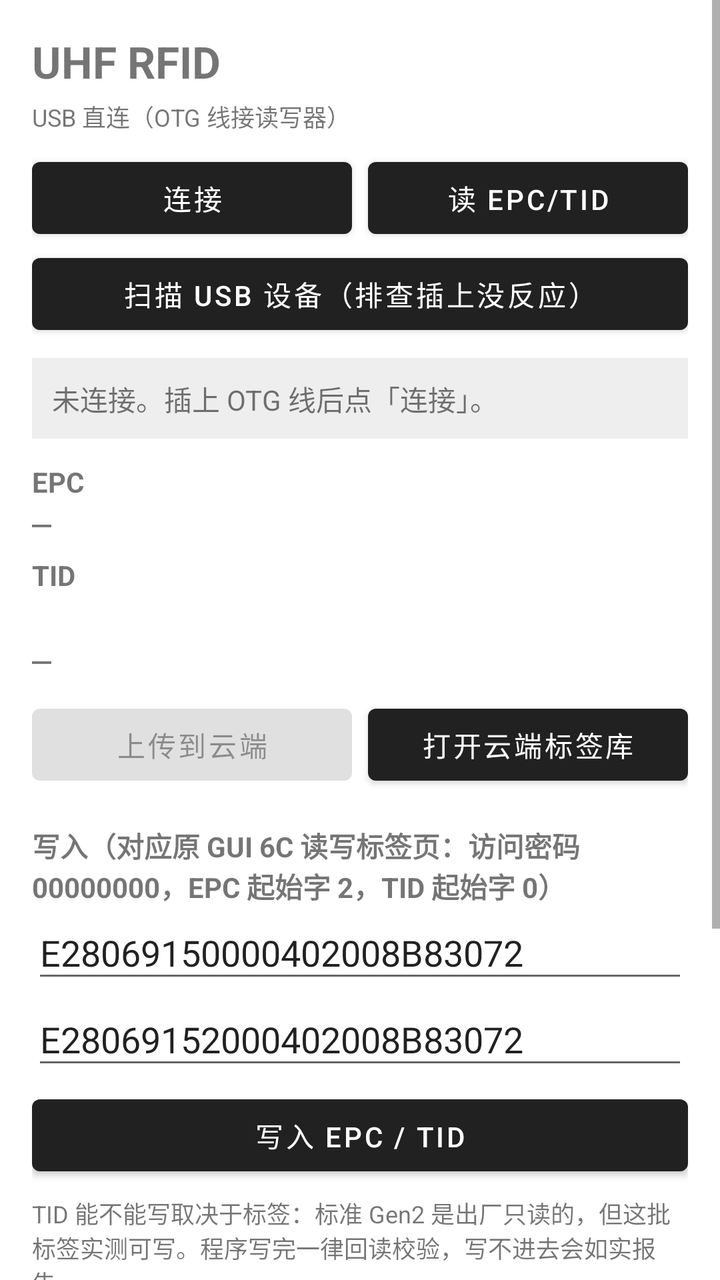
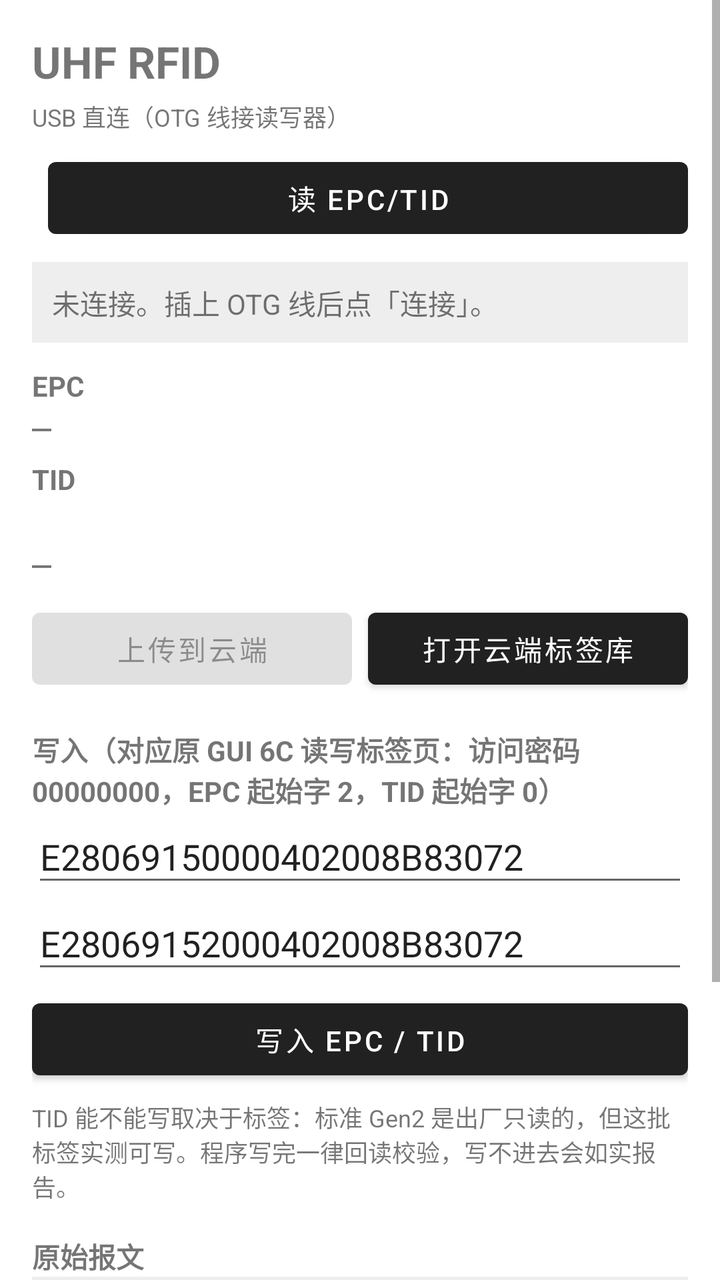

Two renders of the same Android screen: before a commit and after it. Below are the layout's source before the change and the commit's diff.
<!-- AndroidManifest.xml: application theme Theme.UhfRfid -->
<!-- res/layout/activity_main.xml -->
<?xml version="1.0" encoding="utf-8"?>
<ScrollView xmlns:android="http://schemas.android.com/apk/res/android"
    android:layout_width="match_parent"
    android:layout_height="match_parent"
    android:fillViewport="true"
    android:fitsSystemWindows="true">

    <LinearLayout
        android:layout_width="match_parent"
        android:layout_height="wrap_content"
        android:orientation="vertical"
        android:padding="16dp">

        <TextView
            android:id="@+id/titleText"
            android:layout_width="wrap_content"
            android:layout_height="wrap_content"
            android:text="@string/app_name"
            android:textSize="22sp"
            android:textStyle="bold" />

        <TextView
            android:layout_width="match_parent"
            android:layout_height="wrap_content"
            android:layout_marginTop="4dp"
            android:text="@string/mode_hint"
            android:textSize="12sp" />

        
        <LinearLayout
            android:layout_width="match_parent"
            android:layout_height="wrap_content"
            android:layout_marginTop="8dp"
            android:orientation="horizontal">

            <Button
                android:id="@+id/connectBtn"
                android:layout_width="0dp"
                android:layout_height="wrap_content"
                android:layout_weight="1"
                android:text="@string/connect" />

            <Button
                android:id="@+id/readBtn"
                android:layout_width="0dp"
                android:layout_height="wrap_content"
                android:layout_weight="1"
                android:layout_marginStart="8dp"
                android:text="@string/read" />
        </LinearLayout>

        <Button
            android:id="@+id/scanUsbBtn"
            android:layout_width="match_parent"
            android:layout_height="wrap_content"
            android:text="@string/scan_usb" />

        

        
        <TextView
            android:id="@+id/statusText"
            android:layout_width="match_parent"
            android:layout_height="wrap_content"
            android:layout_marginTop="8dp"
            android:background="#11000000"
            android:padding="10dp"
            android:text="@string/not_connected"
            android:textIsSelectable="true" />

        
        <TextView
            android:layout_width="wrap_content"
            android:layout_height="wrap_content"
            android:layout_marginTop="12dp"
            android:text="@string/epc"
            android:textStyle="bold" />

        <TextView
            android:id="@+id/epcText"
            android:layout_width="match_parent"
            android:layout_height="wrap_content"
            android:fontFamily="monospace"
            android:text="—"
            android:textIsSelectable="true"
            android:textSize="16sp" />

        <TextView
            android:layout_width="wrap_content"
            android:layout_height="wrap_content"
            android:layout_marginTop="6dp"
            android:text="@string/tid"
            android:textStyle="bold" />

        <TextView
            android:id="@+id/checkText"
            android:layout_width="match_parent"
            android:layout_height="wrap_content"
            android:layout_marginTop="4dp"
            android:textSize="13sp"
            android:textStyle="bold" />

        <TextView
            android:id="@+id/tidText"
            android:layout_width="match_parent"
            android:layout_height="wrap_content"
            android:fontFamily="monospace"
            android:text="—"
            android:textIsSelectable="true"
            android:textSize="16sp" />

        
        <LinearLayout
            android:id="@+id/hitCard"
            android:layout_width="match_parent"
            android:layout_height="wrap_content"
            android:layout_marginTop="10dp"
            android:background="@drawable/bg_card_hit"
            android:orientation="vertical"
            android:padding="14dp"
            android:visibility="gone">

            <TextView
                android:id="@+id/hitLabel"
                android:layout_width="wrap_content"
                android:layout_height="wrap_content"
                android:letterSpacing="0.08"
                android:text="@string/hit_label"
                android:textColor="#1565C0"
                android:textSize="12sp"
                android:textStyle="bold" />

            <TextView
                android:id="@+id/hitName"
                android:layout_width="match_parent"
                android:layout_height="wrap_content"
                android:layout_marginTop="2dp"
                android:textColor="#0D47A1"
                android:textSize="24sp"
                android:textStyle="bold" />

            <TextView
                android:id="@+id/hitSub"
                android:layout_width="match_parent"
                android:layout_height="wrap_content"
                android:layout_marginTop="4dp"
                android:fontFamily="monospace"
                android:textColor="#1565C0"
                android:textSize="13sp" />
        </LinearLayout>

        
        <LinearLayout
            android:id="@+id/resultCard"
            android:layout_width="match_parent"
            android:layout_height="wrap_content"
            android:layout_marginTop="10dp"
            android:background="@drawable/bg_card_ok"
            android:orientation="vertical"
            android:padding="14dp"
            android:visibility="gone">

            <TextView
                android:id="@+id/resultTitle"
                android:layout_width="match_parent"
                android:layout_height="wrap_content"
                android:textSize="20sp"
                android:textStyle="bold" />

            <TextView
                android:id="@+id/resultText"
                android:layout_width="match_parent"
                android:layout_height="wrap_content"
                android:layout_marginTop="4dp"
                android:fontFamily="monospace"
                android:textIsSelectable="true"
                android:textSize="12sp" />
        </LinearLayout>

        
        <LinearLayout
            android:layout_width="match_parent"
            android:layout_height="wrap_content"
            android:layout_marginTop="8dp"
            android:orientation="horizontal">

            <Button
                android:id="@+id/uploadBtn"
                android:layout_width="0dp"
                android:layout_height="wrap_content"
                android:layout_weight="1"
                android:enabled="false"
                android:text="@string/cloud_upload" />

            <Button
                android:id="@+id/cloudBtn"
                android:layout_width="0dp"
                android:layout_height="wrap_content"
                android:layout_weight="1"
                android:layout_marginStart="8dp"
                android:text="@string/cloud_open" />
        </LinearLayout>

        
        <TextView
            android:layout_width="wrap_content"
            android:layout_height="wrap_content"
            android:layout_marginTop="16dp"
            android:text="@string/write_section"
            android:textStyle="bold" />

        <EditText
            android:id="@+id/epcEdit"
            android:layout_width="match_parent"
            android:layout_height="wrap_content"
            android:hint="@string/epc_hint"
            android:inputType="textNoSuggestions"
            android:text="E28069150000402008B83072" />

        <EditText
            android:id="@+id/tidEdit"
            android:layout_width="match_parent"
            android:layout_height="wrap_content"
            android:hint="@string/tid_hint"
            android:inputType="textNoSuggestions"
            android:text="E28069152000402008B83072" />

        <Button
            android:id="@+id/writeBtn"
            android:layout_width="match_parent"
            android:layout_height="wrap_content"
            android:layout_marginTop="4dp"
            android:text="@string/write" />

        <TextView
            android:layout_width="match_parent"
            android:layout_height="wrap_content"
            android:layout_marginTop="6dp"
            android:text="@string/write_note"
            android:textSize="12sp" />

        
        <TextView
            android:layout_width="wrap_content"
            android:layout_height="wrap_content"
            android:layout_marginTop="16dp"
            android:text="@string/raw_log"
            android:textStyle="bold" />

        <TextView
            android:id="@+id/logText"
            android:layout_width="match_parent"
            android:layout_height="180dp"
            android:background="#11000000"
            android:fontFamily="monospace"
            android:padding="8dp"
            android:textIsSelectable="true"
            android:textSize="11sp" />

    </LinearLayout>
</ScrollView>
<!-- resources referenced by this layout -->
<resources>
  <!-- drawable bg_card_hit (drawable) -->
  <?xml version="1.0" encoding="utf-8"?>
  <shape xmlns:android="http://schemas.android.com/apk/res/android"
      android:shape="rectangle">
      <solid android:color="#E3F2FD" />
      <corners android:radius="10dp" />
      <stroke android:width="2dp" android:color="#1E88E5" />
  </shape>
  <!-- drawable bg_card_ok (drawable) -->
  <?xml version="1.0" encoding="utf-8"?>
  <shape xmlns:android="http://schemas.android.com/apk/res/android"
      android:shape="rectangle">
      <solid android:color="#E8F5E9" />
      <corners android:radius="10dp" />
      <stroke android:width="2dp" android:color="#2E7D32" />
  </shape>
  <string name="app_name">UHF RFID</string>
  <string name="cloud_open">打开云端标签库</string>
  <string name="cloud_upload">上传到云端</string>
  <string name="connect">连接</string>
  <string name="epc">EPC</string>
  <string name="epc_hint">EPC（Hex，12 字节）</string>
  <string name="hit_label">已在云端 · 不重复上传</string>
  <string name="mode_hint">USB 直连（OTG 线接读写器）</string>
  <string name="not_connected">未连接。插上 OTG 线后点「连接」。</string>
  <string name="raw_log">原始报文</string>
  <string name="read">读 EPC/TID</string>
  <string name="scan_usb">扫描 USB 设备（排查插上没反应）</string>
  <string name="tid">TID</string>
  <string name="tid_hint">TID（Hex，12 字节）</string>
  <string name="write">写入 EPC / TID</string>
  <string name="write_note">TID 能不能写取决于标签：标准 Gen2 是出厂只读的，但这批标签实测可写。程序写完一律回读校验，写不进去会如实报告。</string>
  <string name="write_section">写入（对应原 GUI 6C 读写标签页：访问密码 00000000，EPC 起始字 2，TID 起始字 0）</string>
  <style name="Theme.UhfRfid" parent="Theme.MaterialComponents.DayNight.DarkActionBar" />
</resources>

<!-- the commit's change to res/layout/activity_main.xml (unified diff, before → after) -->
@@ -33,12 +33,6 @@
             android:layout_marginTop="8dp"
             android:orientation="horizontal">
 
-            <Button
-                android:id="@+id/connectBtn"
-                android:layout_width="0dp"
-                android:layout_height="wrap_content"
-                android:layout_weight="1"
-                android:text="@string/connect" />
 
             <Button
                 android:id="@+id/readBtn"
@@ -49,11 +43,6 @@
                 android:text="@string/read" />
         </LinearLayout>
 
-        <Button
-            android:id="@+id/scanUsbBtn"
-            android:layout_width="match_parent"
-            android:layout_height="wrap_content"
-            android:text="@string/scan_usb" />
 
         
 
<!-- resource entries referenced after the edit -->
@@ -19,7 +19,6 @@
   <string name="app_name">UHF RFID</string>
   <string name="cloud_open">打开云端标签库</string>
   <string name="cloud_upload">上传到云端</string>
-  <string name="connect">连接</string>
   <string name="epc">EPC</string>
   <string name="epc_hint">EPC（Hex，12 字节）</string>
   <string name="hit_label">已在云端 · 不重复上传</string>
@@ -27,7 +26,6 @@
   <string name="not_connected">未连接。插上 OTG 线后点「连接」。</string>
   <string name="raw_log">原始报文</string>
   <string name="read">读 EPC/TID</string>
-  <string name="scan_usb">扫描 USB 设备（排查插上没反应）</string>
   <string name="tid">TID</string>
   <string name="tid_hint">TID（Hex，12 字节）</string>
   <string name="write">写入 EPC / TID</string>
